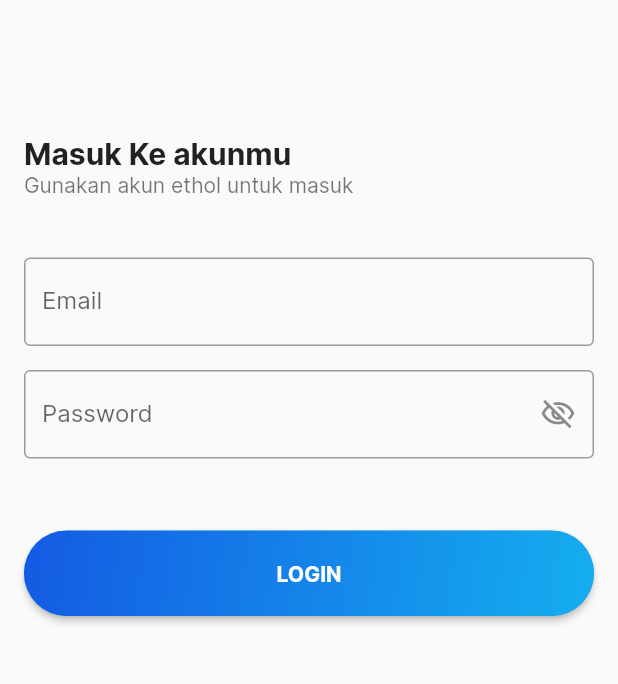
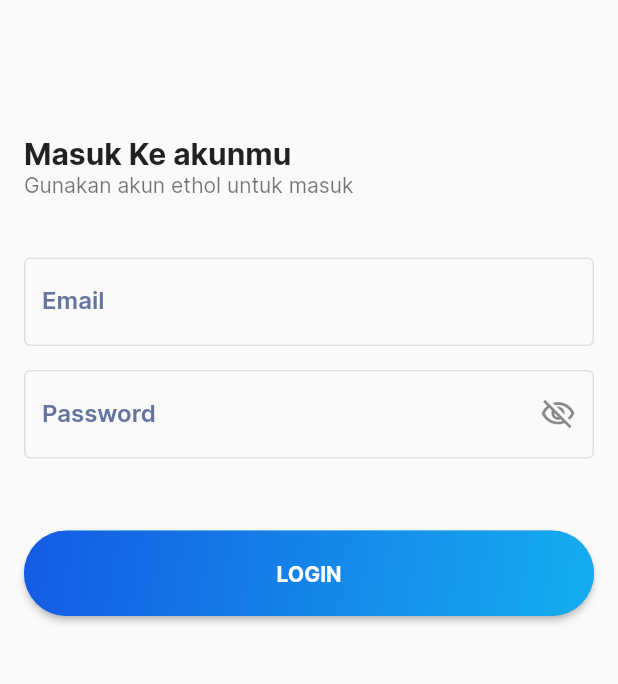
Before and after one commit to ContendanceApp/contendance-mobile, a Flutter app: the Login screen opened directly, on a phone screen of 412 x 824 dp, the part 212-896 px from its top. Run offline on Flutter 3.47's test engine with Material 2 defaults, Android fonts, the phone set to English and light mode, and no system bars; our stand-ins replace badges, flutter_svg, iconly, internet_connection_checker; project files that could hold a hidden picture were left out.

Commit message:
style: change keyboard type & text field input style

```diff
--- a/lib/screens/login.dart
+++ b/lib/screens/login.dart
@@ -56,9 +56,33 @@ class _LoginState extends State<Login> {
           Container(
             margin: const EdgeInsets.only(top: 40),
             child: TextField(
+              textInputAction: TextInputAction.next,
               controller: emailController,
-              decoration: const InputDecoration(
-                border: OutlineInputBorder(),
+              keyboardType: TextInputType.emailAddress,
+              decoration: InputDecoration(
+                enabledBorder: const OutlineInputBorder(
+                  borderSide: BorderSide(
+                    color: Color(0xFFE0E0E0),
+                    width: 1,
+                  ),
+                ),
+                labelStyle: TextStyle(
+                  fontWeight: semibold,
+                  color: cSubText,
+                ),
+                focusColor: cPrimaryBlue,
+                focusedBorder: const OutlineInputBorder(
+                  borderSide: BorderSide(
+                    width: 2,
+                    color: Color(0xFF1482E9),
+                  ),
+                ),
+                errorBorder: const OutlineInputBorder(
+                  borderSide: BorderSide(
+                    width: 2,
+                    color: Color(0xFFD10404),
+                  ),
+                ),
                 labelText: 'Email',
               ),
             ),
@@ -66,11 +90,34 @@ class _LoginState extends State<Login> {
           Container(
             margin: const EdgeInsets.only(top: 16, bottom: 48),
             child: TextField(
+              textInputAction: TextInputAction.go,
               obscureText: ishiddenPassword,
               controller: passwordController,
               decoration: InputDecoration(
                 labelText: 'Password',
-                border: const OutlineInputBorder(),
+                enabledBorder: const OutlineInputBorder(
+                  borderSide: BorderSide(
+                    color: Color(0xFFE0E0E0),
+                    width: 1,
+                  ),
+                ),
+                labelStyle: TextStyle(
+                  fontWeight: semibold,
+                  color: cSubText,
+                ),
+                focusColor: cPrimaryBlue,
+                focusedBorder: const OutlineInputBorder(
+                  borderSide: BorderSide(
+                    width: 2,
+                    color: Color(0xFF1482E9),
+                  ),
+                ),
+                errorBorder: const OutlineInputBorder(
+                  borderSide: BorderSide(
+                    width: 2,
+                    color: Color(0xFFD10404),
+                  ),
+                ),
                 suffixIcon: InkWell(
                   onTap: _togglePasswordView,
                   child: ishiddenPassword
```
